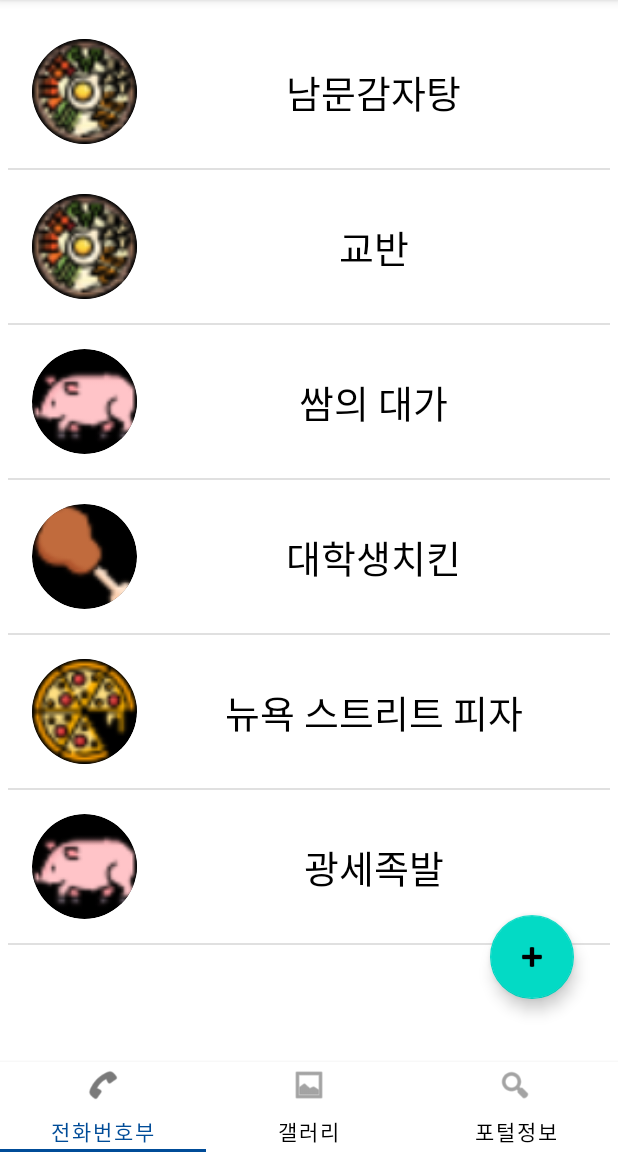
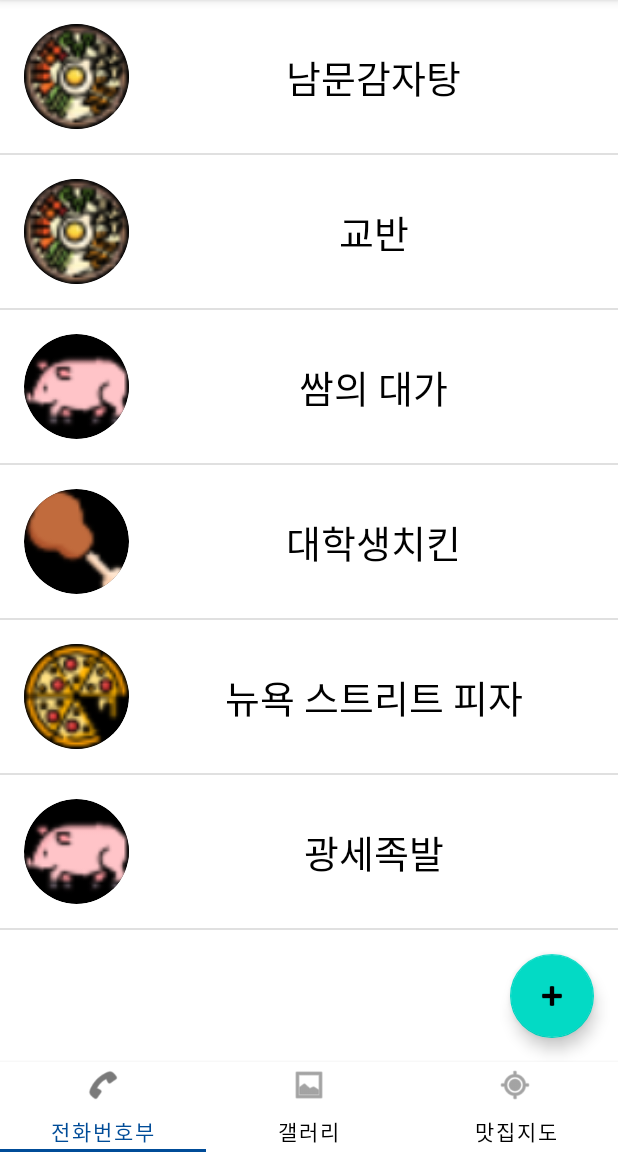
Before and after one commit to fosemfhtm/BobJoe, an Android app: the screen it shows after launch (MainActivity), on a phone screen of 412 x 824 dp, the part 84-1236 px from its top. Run offline under Robolectric (Android 15) with nearby library versions, the phone set to English and light mode, and no system bars.

Commit message:
갤러리 뷰

```diff
--- a/app/build.gradle
+++ b/app/build.gradle
@@ -72,4 +72,3 @@ dependencies {
     //NAVER MAP
     implementation 'com.naver.maps:map-sdk:3.13.0'
 }
-}
--- a/app/src/main/java/food/map/MainActivity.kt
+++ b/app/src/main/java/food/map/MainActivity.kt
@@ -35,8 +35,8 @@ class MainActivity : AppCompatActivity() {
                     tab.setIcon(android.R.drawable.ic_menu_gallery)
                 }
                 2 -> {
-                    tab.text = "포털정보"
-                    tab.setIcon(android.R.drawable.ic_menu_search)
+                    tab.text = "맛집지도"
+                    tab.setIcon(android.R.drawable.ic_menu_mylocation)
                 }
             }
         }.attach()
--- a/app/src/main/java/food/map/MainViewPagerAdapter.kt
+++ b/app/src/main/java/food/map/MainViewPagerAdapter.kt
@@ -3,6 +3,7 @@ package food.map
 import androidx.fragment.app.Fragment
 import androidx.fragment.app.FragmentActivity
 import androidx.viewpager2.adapter.FragmentStateAdapter
+import food.map.gallery.GalleryFragment
 import food.map.phone.PhoneBookFragment
 
 const val PAGE_NUMBER = 3
--- /dev/null
+++ b/app/src/main/java/food/map/data/mapdata_control.kt
@@ -0,0 +1 @@
+package food.map.data
--- a/app/src/main/java/food/map/RVAdapter.kt
+++ b/app/src/main/java/food/map/gallery/RVAdapter.kt
@@ -1,4 +1,4 @@
-package food.map
+package food.map.gallery
 
 import android.content.Context
 import android.view.LayoutInflater
@@ -6,6 +6,8 @@ import android.view.ViewGroup
 import android.view.View
 import android.widget.ImageView
 import androidx.recyclerview.widget.RecyclerView
+import food.map.Photo
+import food.map.R
 
 class RVAdapter(val context: Context?, val food_photoList: ArrayList<Photo>) :
     RecyclerView.Adapter<RVAdapter.Holder>() {
--- a/app/src/main/res/layout/fragment_phonebook.xml
+++ b/app/src/main/res/layout/fragment_phonebook.xml
@@ -12,10 +12,10 @@
         android:id="@+id/rv_phonebook"
         android:layout_width="match_parent"
         android:layout_height="match_parent"
-        android:layout_marginStart="5dp"
-        android:layout_marginTop="10dp"
-        android:layout_marginEnd="5dp"
-        android:layout_marginBottom="10dp"
+        android:layout_marginStart="0dp"
+        android:layout_marginTop="0dp"
+        android:layout_marginEnd="0dp"
+        android:layout_marginBottom="0dp"
         app:layout_constraintBottom_toBottomOf="parent"
         app:layout_constraintEnd_toEndOf="parent"
         app:layout_constraintStart_toStartOf="parent"
@@ -25,8 +25,7 @@
         android:id="@+id/fab"
         android:layout_width="wrap_content"
         android:layout_height="wrap_content"
-        android:layout_marginEnd="24dp"
-        android:layout_marginBottom="32dp"
+        android:layout_margin="16dp"
         android:clickable="true"
         android:src="@android:drawable/ic_input_add"
         app:layout_constraintBottom_toBottomOf="@+id/rv_phonebook"
```
Also changed, not shown: app/src/main/assets/locotion_data.json (added, +39 -0 lines), app/src/main/java/food/map/AddPhotoActivity.kt (deleted, +0 -42 lines), app/src/main/java/food/map/data/Location.kt (added, +9 -0 lines), app/src/main/java/food/map/gallery/GalleryFragment.kt (renamed from app/src/main/java/food/map/GalleryFragment.kt, +10 -17 lines), app/src/main/res/layout/fragment_gallery.xml (+5 -3 lines).
